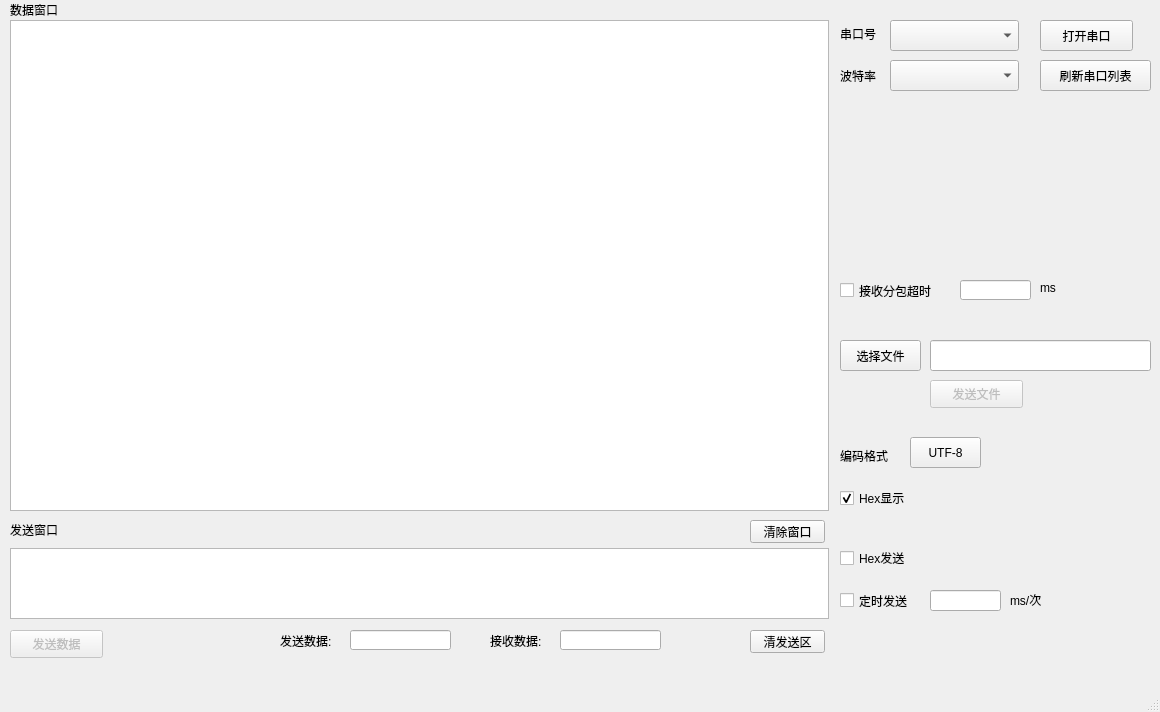
Above: ser_prj/untitled.ui from getBossMuchMoney/pyqt_serialTool before the change. Below: the same form after it.
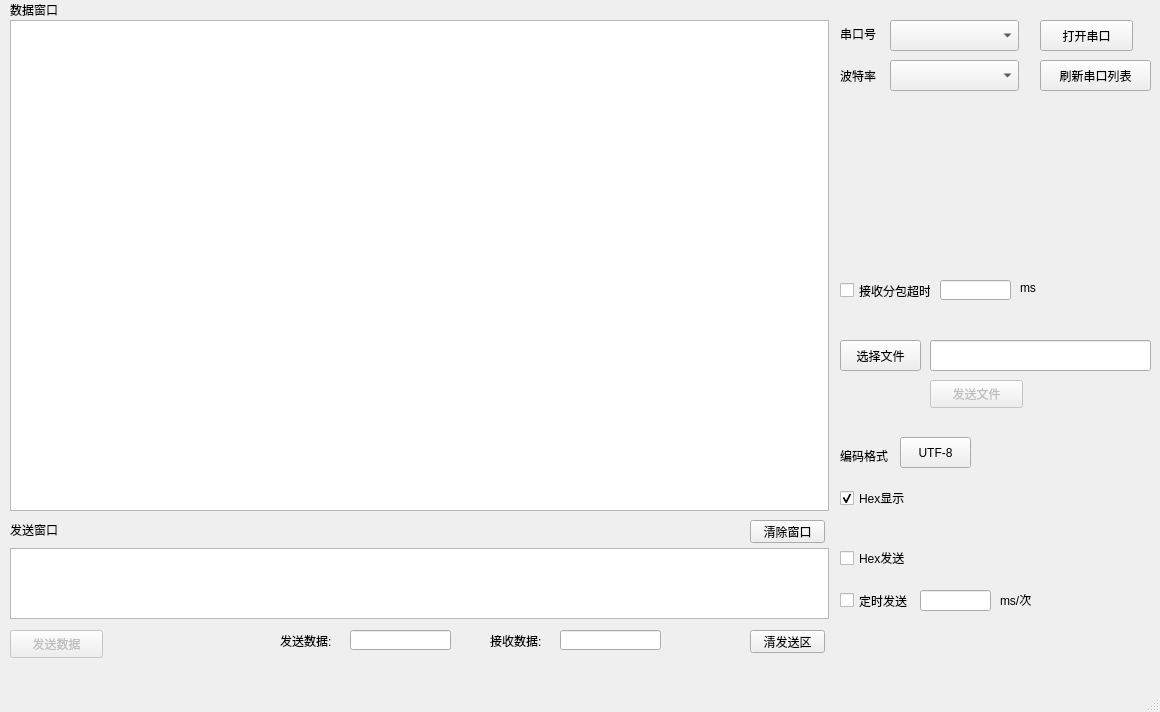
That is the form after the change.

Patch:
```diff
--- a/ser_prj/untitled.ui
+++ b/ser_prj/untitled.ui
@@ -230,7 +230,7 @@
    <widget class="QLineEdit" name="send_freq">
     <property name="geometry">
      <rect>
-      <x>930</x>
+      <x>920</x>
       <y>590</y>
       <width>71</width>
       <height>21</height>
@@ -252,7 +252,7 @@
    <widget class="QLabel" name="label_5">
     <property name="geometry">
      <rect>
-      <x>1010</x>
+      <x>1000</x>
       <y>590</y>
       <width>54</width>
       <height>20</height>
@@ -281,7 +281,7 @@
    <widget class="QPushButton" name="encodingFormat">
     <property name="geometry">
      <rect>
-      <x>910</x>
+      <x>900</x>
       <y>437</y>
       <width>71</width>
       <height>31</height>
@@ -398,7 +398,7 @@
    <widget class="QLineEdit" name="recSubpackageTimeOut_input">
     <property name="geometry">
      <rect>
-      <x>960</x>
+      <x>940</x>
       <y>280</y>
       <width>71</width>
       <height>20</height>
@@ -417,7 +417,7 @@
    <widget class="QLabel" name="label_10">
     <property name="geometry">
      <rect>
-      <x>1040</x>
+      <x>1020</x>
       <y>280</y>
       <width>21</width>
       <height>16</height>
@@ -432,7 +432,7 @@
      <rect>
       <x>840</x>
       <y>280</y>
-      <width>111</width>
+      <width>91</width>
       <height>21</height>
      </rect>
     </property>
```
Left out of the diff: 10 changed lines with no effect on the pictures.
